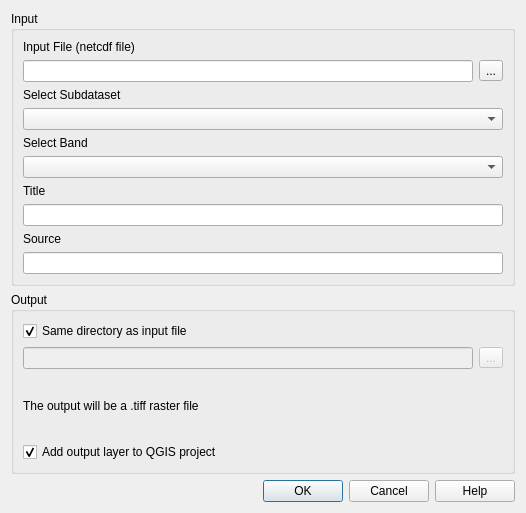
This is cdf_converter_dialog_base.ui in ivanbusthomi/cdf_converter as Qt 5 draws it before an edit. The edited form follows.
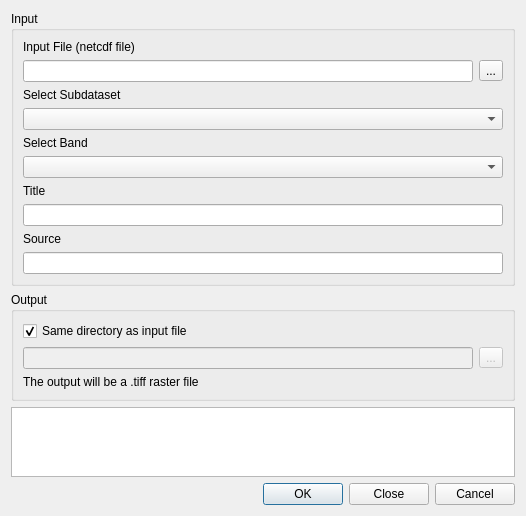
This is the edited form.

What changed in the file:
```diff
--- a/cdf_converter_dialog_base.ui
+++ b/cdf_converter_dialog_base.ui
@@ -7,7 +7,7 @@
     <x>0</x>
     <y>0</y>
     <width>526</width>
-    <height>513</height>
+    <height>504</height>
    </rect>
   </property>
   <property name="windowTitle">
@@ -128,26 +128,19 @@
         </property>
        </widget>
       </item>
-      <item>
-       <widget class="QCheckBox" name="load_result">
-        <property name="text">
-         <string>Add output layer to QGIS project</string>
-        </property>
-        <property name="checked">
-         <bool>true</bool>
-        </property>
-       </widget>
-      </item>
      </layout>
     </widget>
    </item>
+   <item>
+    <widget class="QTextEdit" name="display_log"/>
+   </item>
    <item>
     <widget class="QDialogButtonBox" name="button_box">
      <property name="orientation">
       <enum>Qt::Horizontal</enum>
      </property>
      <property name="standardButtons">
-      <set>QDialogButtonBox::Cancel|QDialogButtonBox::Help|QDialogButtonBox::Ok</set>
+      <set>QDialogButtonBox::Cancel|QDialogButtonBox::Close|QDialogButtonBox::Ok</set>
      </property>
     </widget>
    </item>
```
Left out of the diff: 9 changed lines with no effect on the pictures.
